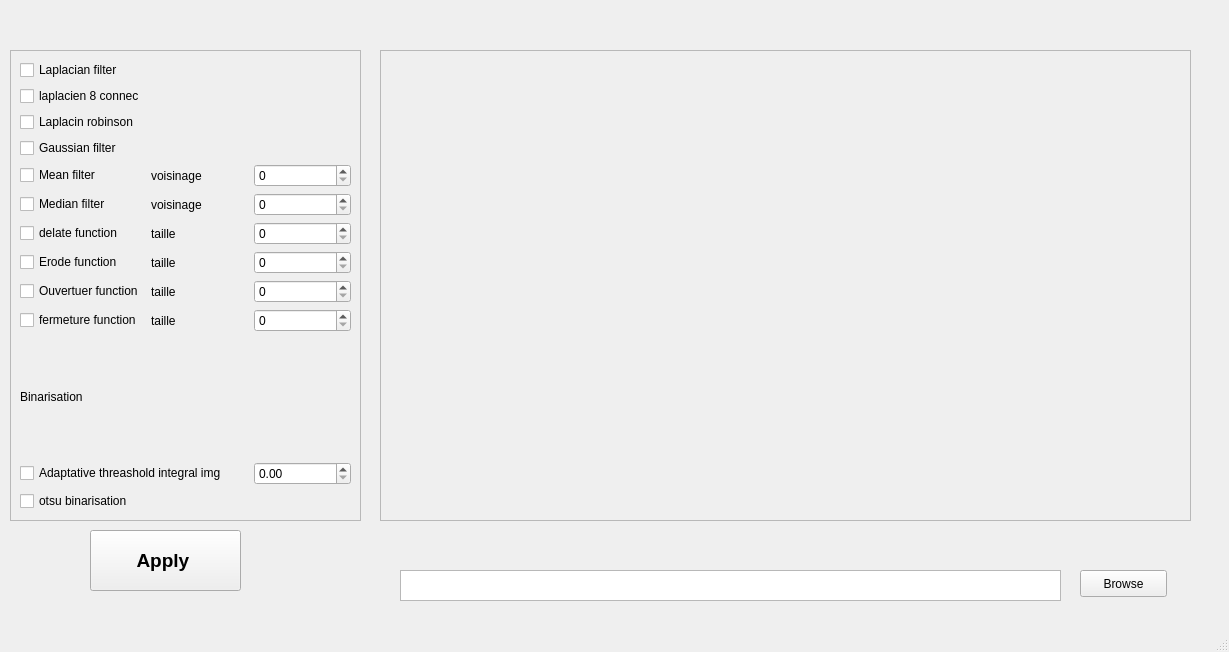
abdelhak2406/ocr_project, file src/gui/main_ocr.ui: the form before one commit.
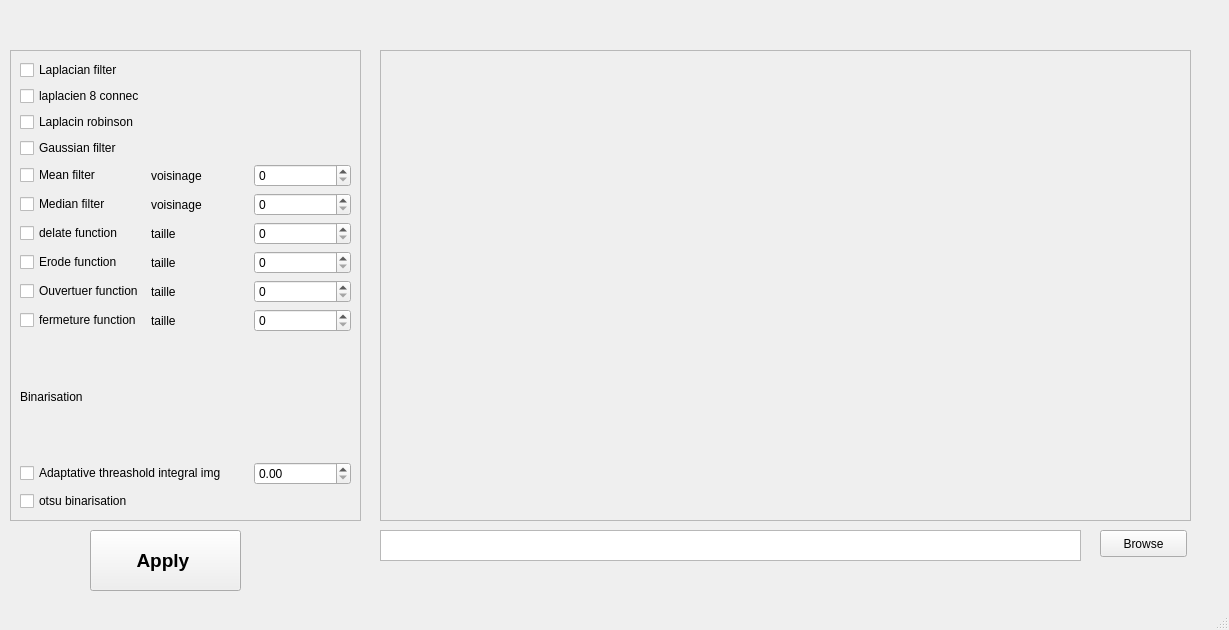
The form after the commit.

What changed in the file:
```diff
--- a/src/gui/main_ocr.ui
+++ b/src/gui/main_ocr.ui
@@ -7,7 +7,7 @@
     <x>0</x>
     <y>0</y>
     <width>1229</width>
-    <height>652</height>
+    <height>630</height>
    </rect>
   </property>
   <property name="windowTitle">
@@ -17,8 +17,8 @@
    <widget class="QPushButton" name="brows_btn">
     <property name="geometry">
      <rect>
-      <x>1080</x>
-      <y>570</y>
+      <x>1100</x>
+      <y>530</y>
       <width>87</width>
       <height>27</height>
      </rect>
@@ -30,9 +30,9 @@
    <widget class="QTextBrowser" name="display_selected_file">
     <property name="geometry">
      <rect>
-      <x>400</x>
-      <y>570</y>
-      <width>661</width>
+      <x>380</x>
+      <y>530</y>
+      <width>701</width>
       <height>31</height>
      </rect>
     </property>
```
